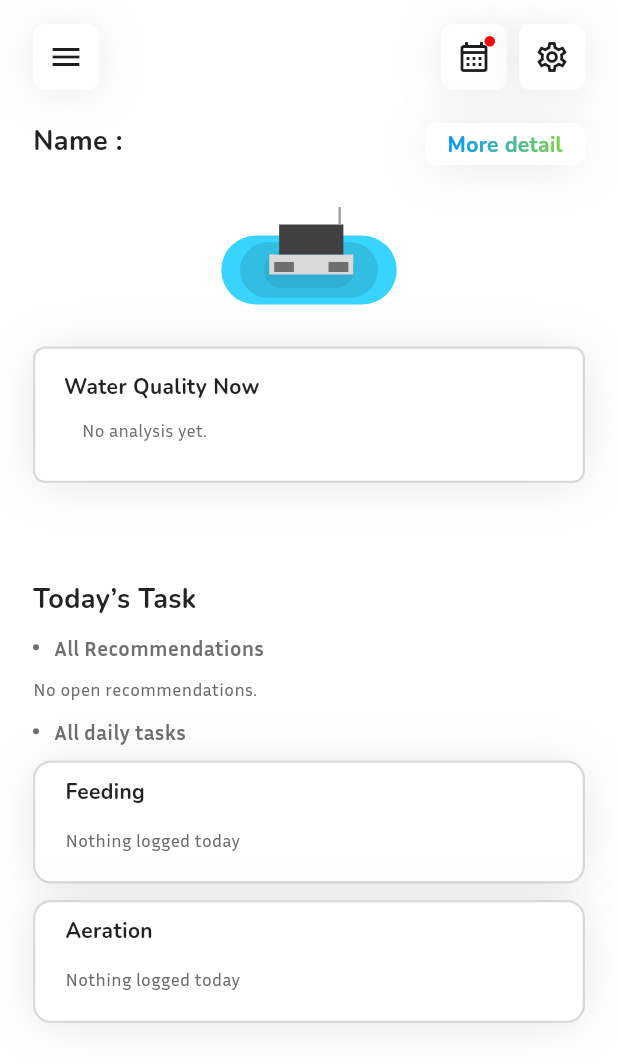
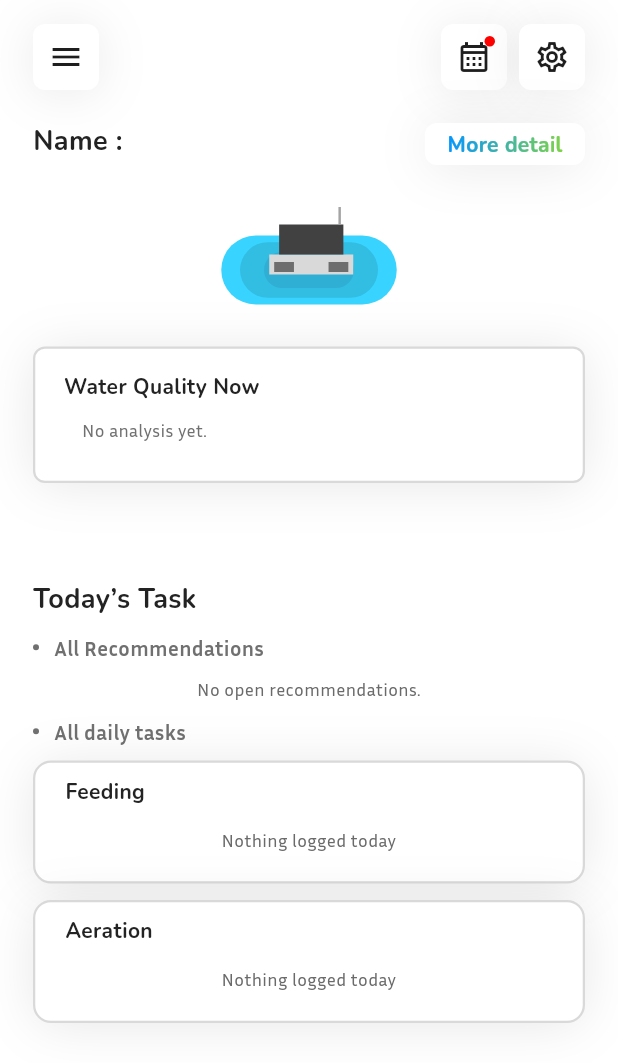
Before and after one commit to Techapon/Aquanoph_App, a Flutter app: the _PondHomeView screen opened directly with empty values, on a phone screen of 412 x 824 dp. Shown: the top 1063 px of the screen. Run offline on Flutter 3.47's test engine with Material 3 defaults, Android fonts, the phone set to English and light mode, and no system bars; our stand-ins replace flutter_dotenv, supabase_flutter; accounts and stored records are empty.

Commit message:
fix: center the No open recommendations / Nothing logged today placeholders
Co-Authored-By: Claude Code <noreply@anthropic.com>

```diff
--- a/lib/features/pond/presentation/pages/pond_home_page.dart
+++ b/lib/features/pond/presentation/pages/pond_home_page.dart
@@ -110,7 +110,10 @@ class _PondHomeView extends StatelessWidget {
                 const _SectionTitle('All Recommendations'),
                 const SizedBox(height: 11),
                 if (p.recommendations.isEmpty)
-                  const Text('No open recommendations.', style: TextStyle(fontFamily: AppFonts.body, fontSize: 12, color: AppColors.textMuted))
+                  const SizedBox(
+                    width: double.infinity,
+                    child: Text('No open recommendations.', textAlign: TextAlign.center, style: TextStyle(fontFamily: AppFonts.body, fontSize: 12, color: AppColors.textMuted)),
+                  )
                 else
                   ..._recCards(p.recommendations),
                 const SizedBox(height: 11),
@@ -396,12 +399,15 @@ class _TaskCard extends StatelessWidget {
   }
 }
 
-/// Empty-day placeholder inside a task card (no design variant [A]).
+/// Empty-day placeholder inside a task card (no design variant [A]); centers across the card.
 class _NoTaskChip extends StatelessWidget {
   const _NoTaskChip();
 
   @override
-  Widget build(BuildContext context) => const Text('Nothing logged today', style: TextStyle(fontFamily: AppFonts.body, fontSize: 12, color: AppColors.textMuted));
+  Widget build(BuildContext context) => const SizedBox(
+        width: double.infinity,
+        child: Text('Nothing logged today', textAlign: TextAlign.center, style: TextStyle(fontFamily: AppFonts.body, fontSize: 12, color: AppColors.textMuted)),
+      );
 }
 
 class _TimeChip extends StatelessWidget {
```
